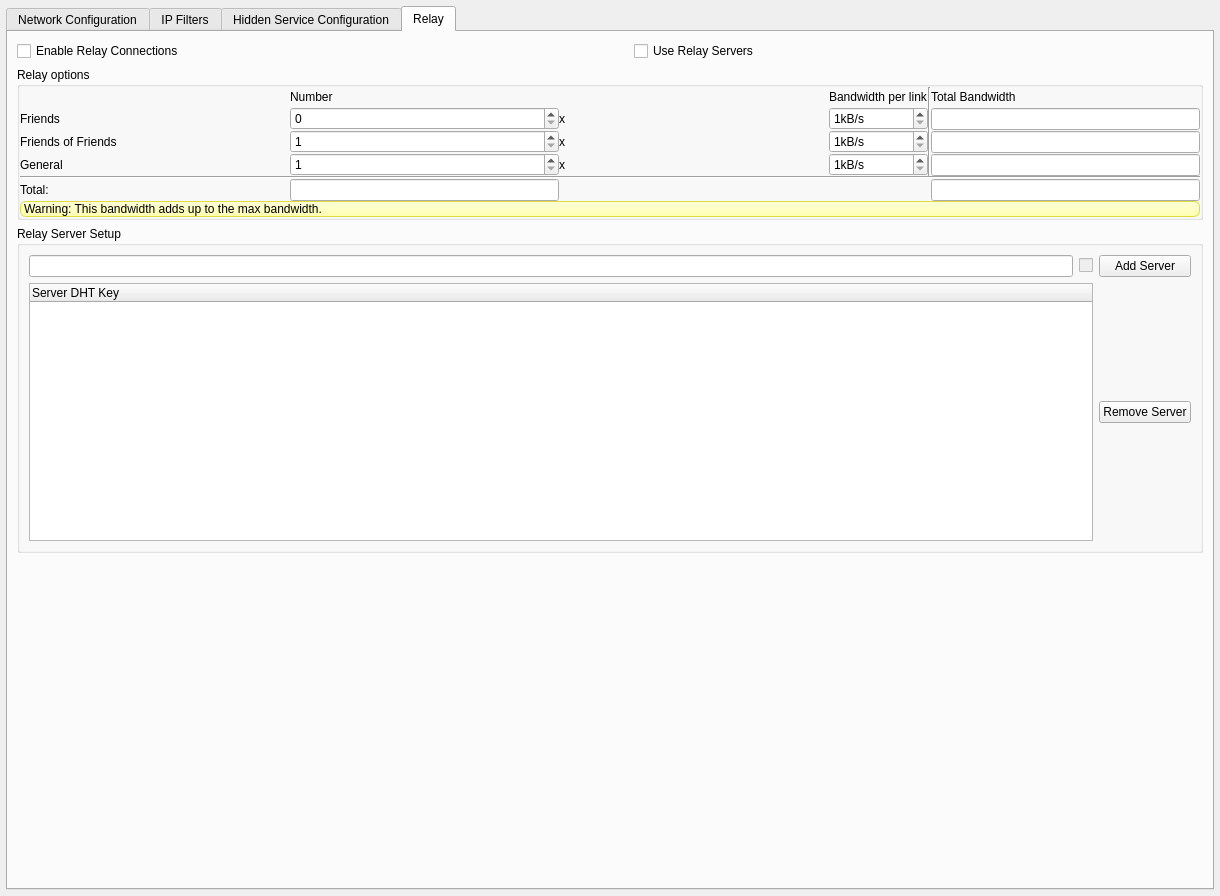
Old version of the form retroshare-gui/src/gui/settings/ServerPage.ui in the repository RetroShare/RetroShare.
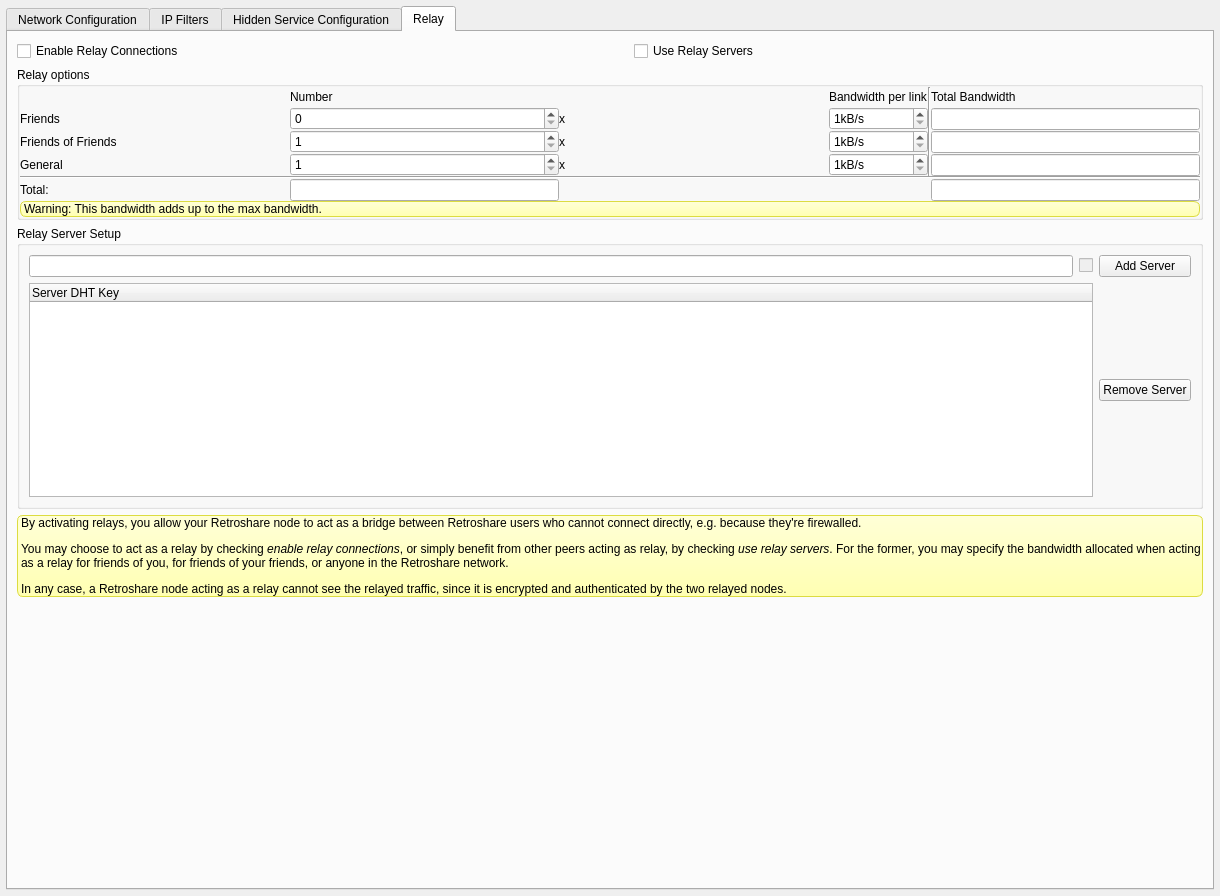
New version of the form. The open tabs and pages were chosen to show the change. Icons and pictures are not drawn.

Commit message: Add help in Relay setting tab.

```diff
--- a/retroshare-gui/src/gui/settings/ServerPage.ui
+++ b/retroshare-gui/src/gui/settings/ServerPage.ui
@@ -2059,6 +2059,31 @@
          </layout>
         </widget>
        </item>
+       <item>
+        <widget class="QLabel" name="relayHelpLabel">
+         <property name="sizePolicy">
+          <sizepolicy hsizetype="Expanding" vsizetype="Preferred">
+           <horstretch>0</horstretch>
+           <verstretch>0</verstretch>
+          </sizepolicy>
+         </property>
+         <property name="styleSheet">
+          <string notr="true">	border: 1px solid #DCDC41;
+	border-radius: 6px;
+	background: #FFFFD7;
+	background-color: qlineargradient(x1:0, y1:0, x2:0, y2:1, stop:0 #FFFFD7, stop:1 #FFFFB2);
+</string>
+         </property>
+         <property name="text">
+          <string>&lt;p&gt;By activating relays, you allow your Retroshare node to act as a bridge between Retroshare  users who cannot connect directly, e.g. because they're firewalled.&lt;/p&gt;
+&lt;p&gt;You may choose to act as a relay by checking &lt;i&gt;enable relay connections&lt;/i&gt;, or simply  benefit from other peers acting as relay, by checking &lt;i&gt;use relay servers&lt;/i&gt;. For the former,  you may specify the bandwidth allocated when acting as a relay for friends of you, for friends of your friends, or anyone in the Retroshare network.&lt;/p&gt;
+&lt;p&gt;In any case, a Retroshare node acting as a relay cannot see the relayed traffic, since it is encrypted and authenticated by the two relayed nodes.&lt;/p&gt;</string>
+         </property>
+         <property name="wordWrap">
+          <bool>true</bool>
+         </property>
+        </widget>
+       </item>
        <item>
         <spacer name="relayVSpacer">
          <property name="orientation">
```
The commit also changes 1 other file.
